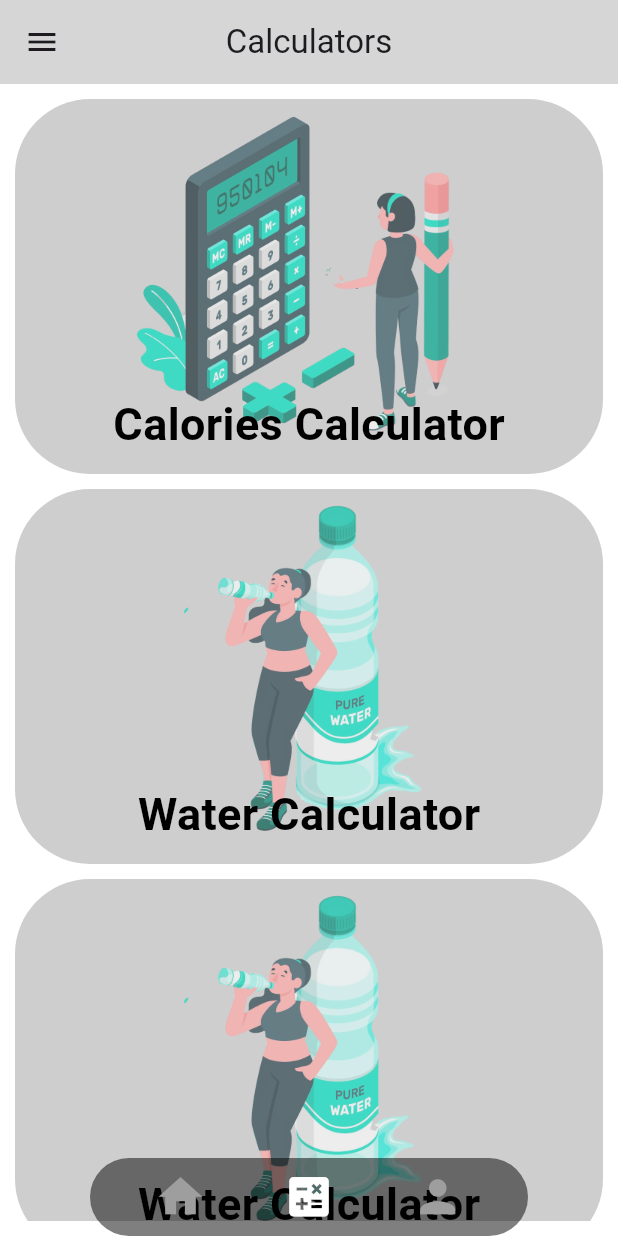
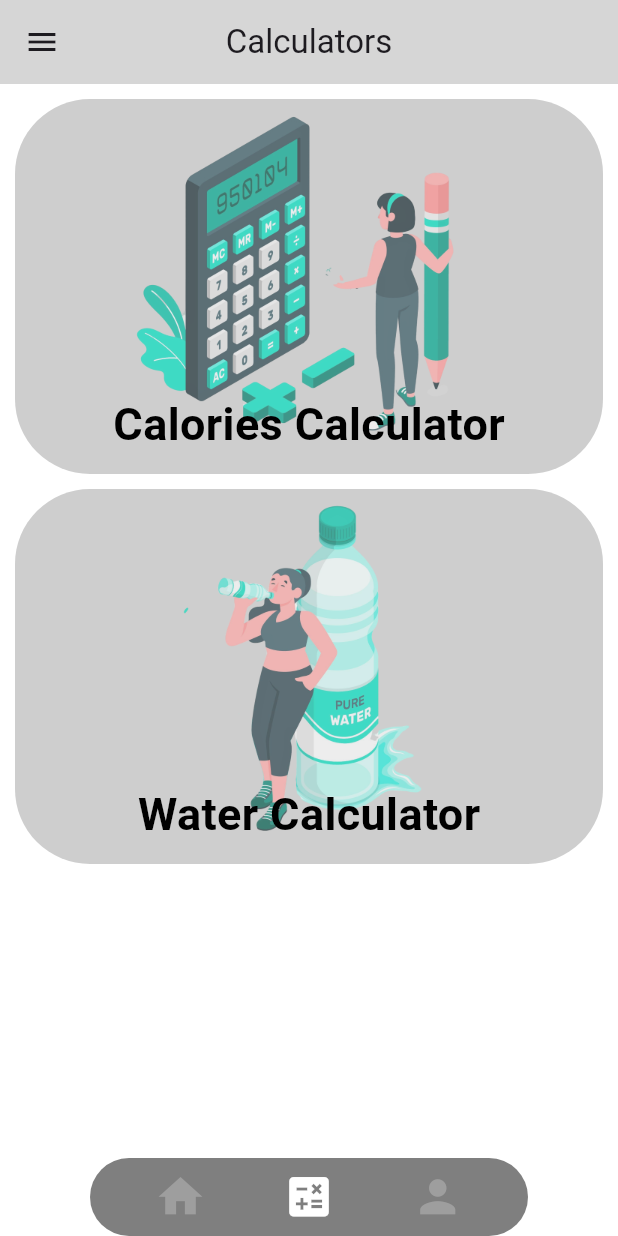
Before and after one commit to Amr-3li/Linkify-Social-Media-App, a Flutter app: the HomePage screen opened directly, swiped to page 2, on a phone screen of 412 x 824 dp. Run offline on Flutter 3.47's test engine with Material 3 defaults, Android fonts, the phone set to English and light mode, and no system bars; our stand-ins replace bloc, cached_network_image, cloud_firestore, device_preview, dio, firebase_auth and 3 more; accounts and stored records are empty; network calls fail.

Commit message:
nake component of calcolator reactive

```diff
--- a/lib/Features/calculators/data/model/calculator_model.dart
+++ b/lib/Features/calculators/data/model/calculator_model.dart
@@ -1,6 +1,6 @@
 class CalculatorModel {
   final String title;
   final String image;
-
-  CalculatorModel({required this.title, required this.image});
+  final Function()? onTap;
+  CalculatorModel( {required this.onTap,required this.title, required this.image});
 }
--- a/lib/Features/calculators/presentation/view/widgets/calculator_component.dart
+++ b/lib/Features/calculators/presentation/view/widgets/calculator_component.dart
@@ -9,6 +9,8 @@ class CalculatorComponent extends StatelessWidget {
   Widget build(BuildContext context) {
     return Padding(
       padding: const EdgeInsets.only(bottom: 10.0),
+      child: GestureDetector(
+        onTap: model.onTap,
         child: Container(
           width: double.infinity,
           height: 250,
@@ -33,6 +35,7 @@ class CalculatorComponent extends StatelessWidget {
             ),
           ),
         ),
+      ),
     );
   }
 }
--- a/lib/lists.dart
+++ b/lib/lists.dart
@@ -13,7 +13,11 @@ List pages = const [HomePageBody(), CalculatorsPage(), ProfilePage()];
 
 List<CalculatorModel> calculatorList = [
   CalculatorModel(
-      title: "Calories Calculator", image: "assets/images/calculator.png"),
-  CalculatorModel(title: "Water Calculator", image: "assets/images/water.png"),
-  CalculatorModel(title: "Water Calculator", image: "assets/images/water.png"),
+      title: "Calories Calculator",
+      image: "assets/images/calculator.png",
+      onTap: () {}),
+  CalculatorModel(
+      title: "Water Calculator",
+      image: "assets/images/water.png",
+      onTap: () {}),
 ];
```
Lines whose indentation alone changed are shown as unchanged.
